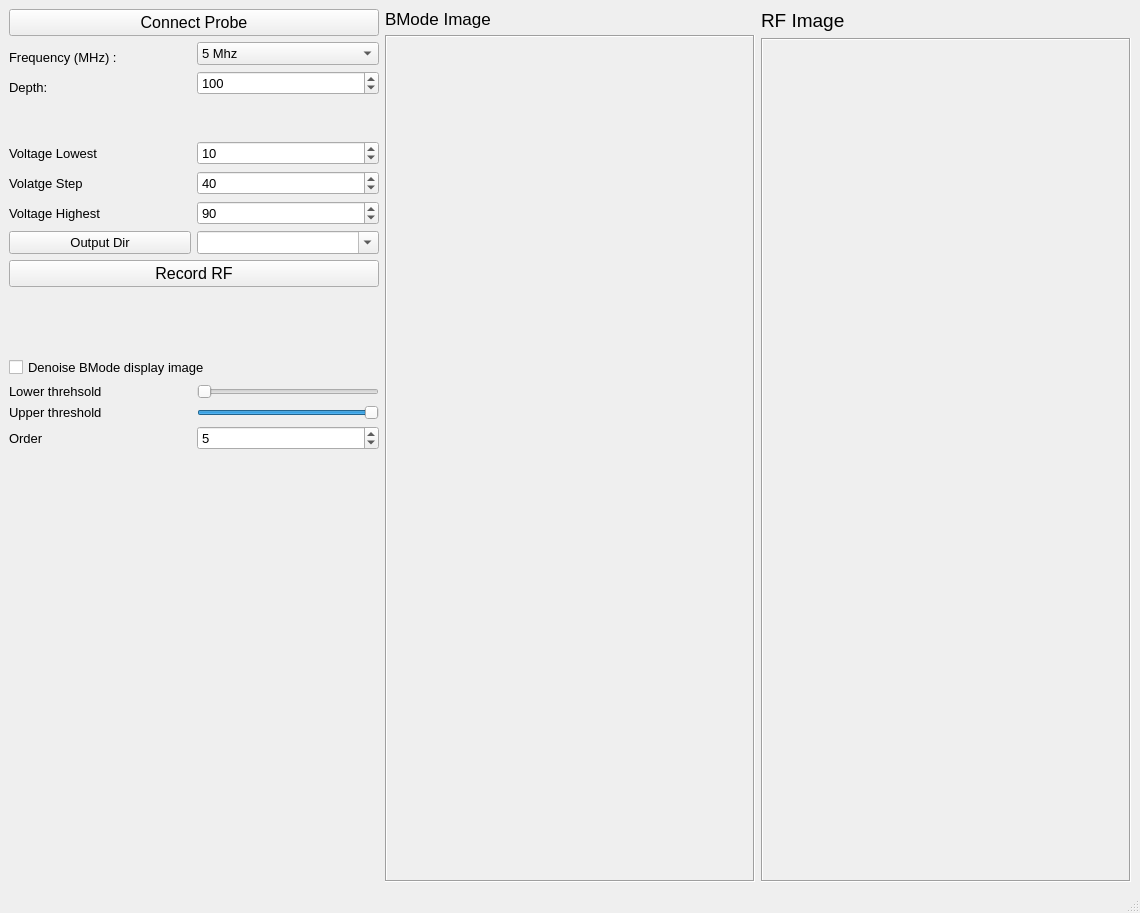
Before: the Qt Designer form Spectroscopy.ui in KitwareMedical/UltrasoundIntersonApps, drawn with Qt 5.
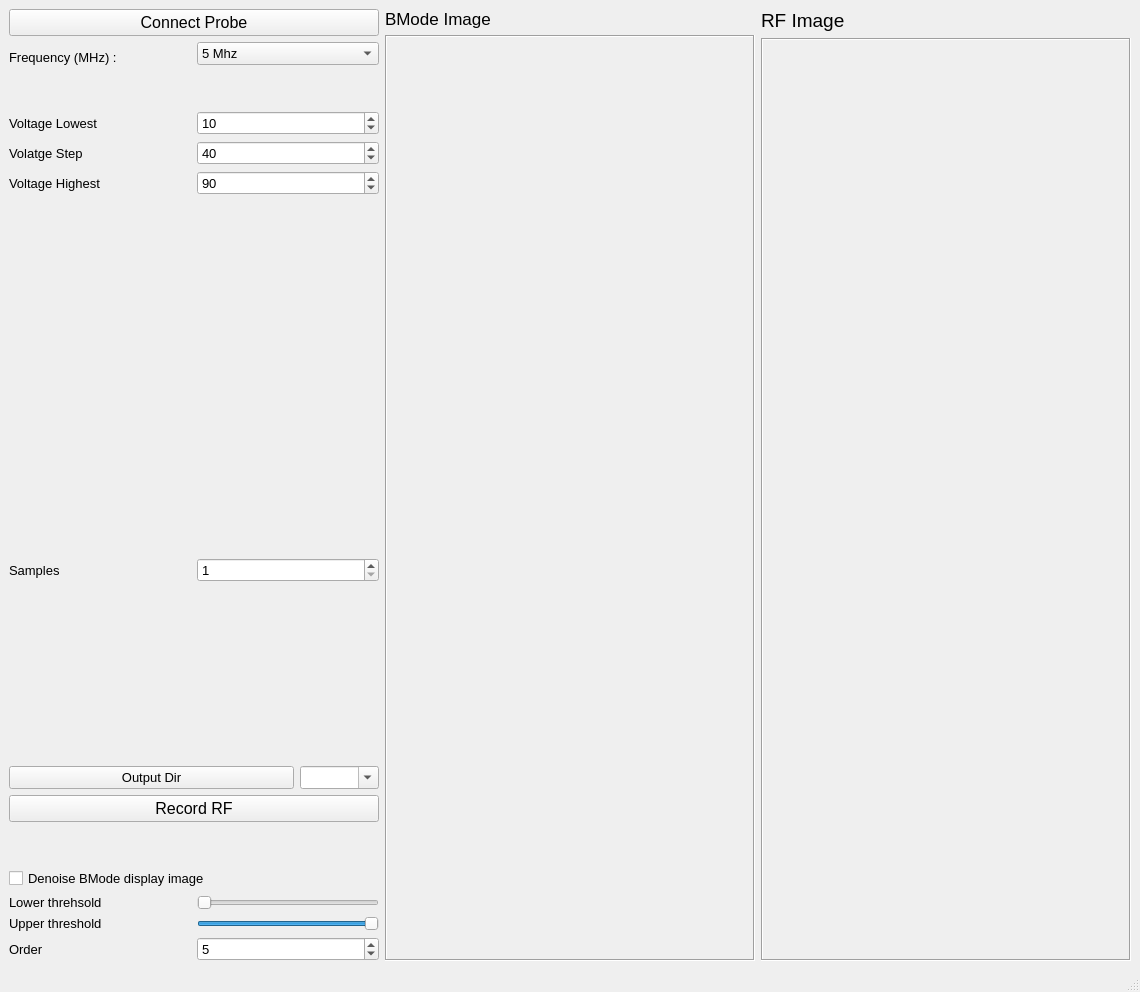
After: the same form once the commit is applied.

What changed in the file:
```diff
--- a/Spectroscopy.ui
+++ b/Spectroscopy.ui
@@ -7,7 +7,7 @@
     <x>0</x>
     <y>0</y>
     <width>1140</width>
-    <height>913</height>
+    <height>992</height>
    </rect>
   </property>
   <property name="sizePolicy">
@@ -46,6 +46,12 @@
          <layout class="QGridLayout" name="gridLayout">
           <item row="2" column="1">
            <widget class="QComboBox" name="dropDown_Frequency">
+            <property name="sizePolicy">
+             <sizepolicy hsizetype="Minimum" vsizetype="Fixed">
+              <horstretch>0</horstretch>
+              <verstretch>0</verstretch>
+             </sizepolicy>
+            </property>
             <property name="inputMethodHints">
              <set>Qt::ImhNone</set>
             </property>
@@ -74,23 +80,6 @@
             </item>
            </widget>
           </item>
-          <item row="4" column="0">
-           <widget class="QLabel" name="label_Depth">
-            <property name="font">
-             <font>
-              <pointsize>10</pointsize>
-              <weight>50</weight>
-              <bold>false</bold>
-             </font>
-            </property>
-            <property name="text">
-             <string>Depth:</string>
-            </property>
-            <property name="alignment">
-             <set>Qt::AlignBottom|Qt::AlignLeading|Qt::AlignLeft</set>
-            </property>
-           </widget>
-          </item>
           <item row="2" column="0">
            <widget class="QLabel" name="label_Frequency">
             <property name="font">
@@ -108,22 +97,6 @@
             </property>
            </widget>
           </item>
-          <item row="4" column="1">
-           <widget class="QSpinBox" name="spinBox_Depth">
-            <property name="minimum">
-             <number>10</number>
-            </property>
-            <property name="maximum">
-             <number>200</number>
-            </property>
-            <property name="singleStep">
-             <number>5</number>
-            </property>
-            <property name="value">
-             <number>100</number>
-            </property>
-           </widget>
-          </item>
          </layout>
         </item>
         <item>
@@ -144,30 +117,6 @@
         </item>
         <item>
          <layout class="QGridLayout" name="layout_record">
-          <item row="0" column="0">
-           <widget class="QLabel" name="label_5">
-            <property name="text">
-             <string>Voltage Lowest</string>
-            </property>
-           </widget>
-          </item>
-          <item row="0" column="1">
-           <widget class="QSpinBox" name="spinBox_voltLow">
-            <property name="maximum">
-             <number>100</number>
-            </property>
-            <property name="value">
-             <number>10</number>
-            </property>
-           </widget>
-          </item>
-          <item row="2" column="0">
-           <widget class="QLabel" name="label_7">
-            <property name="text">
-             <string>Voltage Highest</string>
-            </property>
-           </widget>
-          </item>
           <item row="2" column="1">
            <widget class="QSpinBox" name="spinBox_voltHigh">
             <property name="maximum">
@@ -178,6 +127,16 @@
             </property>
            </widget>
           </item>
+          <item row="0" column="1">
+           <widget class="QSpinBox" name="spinBox_voltLow">
+            <property name="maximum">
+             <number>100</number>
+            </property>
+            <property name="value">
+             <number>10</number>
+            </property>
+           </widget>
+          </item>
           <item row="1" column="1">
            <widget class="QSpinBox" name="spinBox_voltStep">
             <property name="maximum">
@@ -188,6 +147,20 @@
             </property>
            </widget>
           </item>
+          <item row="0" column="0">
+           <widget class="QLabel" name="label_5">
+            <property name="text">
+             <string>Voltage Lowest</string>
+            </property>
+           </widget>
+          </item>
+          <item row="2" column="0">
+           <widget class="QLabel" name="label_7">
+            <property name="text">
+             <string>Voltage Highest</string>
+            </property>
+           </widget>
+          </item>
           <item row="1" column="0">
            <widget class="QLabel" name="label_6">
             <property name="text">
@@ -197,9 +170,69 @@
           </item>
          </layout>
         </item>
+        <item>
+         <spacer name="verticalSpacer_6">
+          <property name="orientation">
+           <enum>Qt::Vertical</enum>
+          </property>
+          <property name="sizeHint" stdset="0">
+           <size>
+            <width>20</width>
+            <height>40</height>
+           </size>
+          </property>
+         </spacer>
+        </item>
         <item>
          <layout class="QHBoxLayout" name="layout_Frequency"/>
         </item>
+        <item>
+         <spacer name="verticalSpacer_4">
+          <property name="orientation">
+           <enum>Qt::Vertical</enum>
+          </property>
+          <property name="sizeHint" stdset="0">
+           <size>
+            <width>20</width>
+            <height>40</height>
+           </size>
+          </property>
+         </spacer>
+        </item>
+        <item>
+         <layout class="QHBoxLayout" name="horizontalLayout_3">
+          <item>
+           <widget class="QLabel" name="label_10">
+            <property name="text">
+             <string>Samples</string>
+            </property>
+           </widget>
+          </item>
+          <item>
+           <widget class="QSpinBox" name="spinBox_samples">
+            <property name="minimum">
+             <number>1</number>
+            </property>
+            <property name="value">
+             <number>1</number>
+            </property>
+           </widget>
+          </item>
+         </layout>
+        </item>
+        <item>
+         <spacer name="verticalSpacer_5">
+          <property name="orientation">
+           <enum>Qt::Vertical</enum>
+          </property>
+          <property name="sizeHint" stdset="0">
+           <size>
+            <width>20</width>
+            <height>40</height>
+           </size>
+          </property>
+         </spacer>
+        </item>
         <item>
          <layout class="QHBoxLayout" name="horizontalLayout">
           <item>
@@ -229,7 +262,7 @@
           <item>
            <widget class="QComboBox" name="comboBox_outputDir">
             <property name="sizePolicy">
-             <sizepolicy hsizetype="Minimum" vsizetype="Fixed">
+             <sizepolicy hsizetype="Fixed" vsizetype="Fixed">
               <horstretch>0</horstretch>
               <verstretch>0</verstretch>
              </sizepolicy>
@@ -269,23 +302,6 @@
           </property>
          </spacer>
         </item>
-        <item>
-         <widget class="QLabel" name="label">
-          <property name="font">
-           <font>
-            <pointsize>12</pointsize>
-            <weight>75</weight>
-            <bold>true</bold>
-           </font>
-          </property>
-          <property name="text">
-           <string/>
-          </property>
-          <property name="textFormat">
-           <enum>Qt::AutoText</enum>
-          </property>
-         </widget>
-        </item>
         <item>
          <widget class="QCheckBox" name="checkBox_filterRF">
           <property name="text">
@@ -305,7 +321,7 @@
           <item row="0" column="1">
            <widget class="QSlider" name="slider_lowerFrequency">
             <property name="sizePolicy">
-             <sizepolicy hsizetype="Minimum" vsizetype="Ignored">
+             <sizepolicy hsizetype="Minimum" vsizetype="Fixed">
               <horstretch>0</horstretch>
               <verstretch>0</verstretch>
              </sizepolicy>
@@ -378,19 +394,6 @@
           </item>
          </layout>
         </item>
-        <item>
-         <spacer name="verticalSpacer_2">
-          <property name="orientation">
-           <enum>Qt::Vertical</enum>
-          </property>
-          <property name="sizeHint" stdset="0">
-           <size>
-            <width>20</width>
-            <height>40</height>
-           </size>
-          </property>
-         </spacer>
-        </item>
        </layout>
       </item>
       <item>
```
